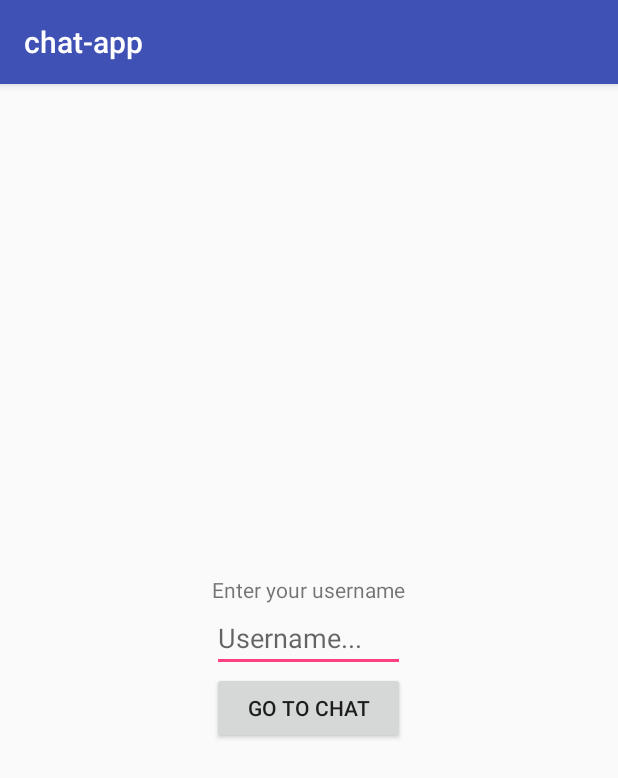
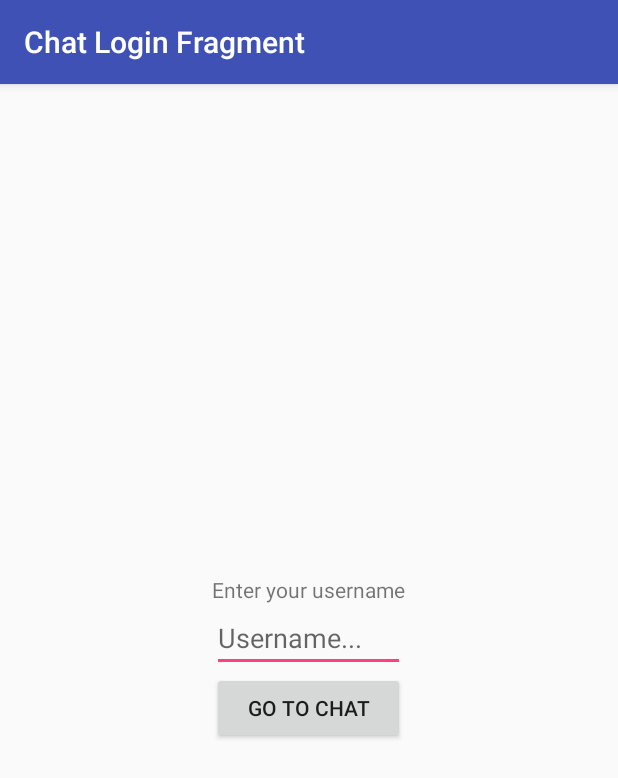
Before and after one commit to felipehjcosta/chat-app, an Android app: the screen it shows after launch (MainActivity), on a phone screen of 412 x 824 dp. Shown: the top 778 px of the screen. Run offline under Robolectric (Android 15) with nearby library versions, the phone set to English and light mode, and no system bars; our stand-ins replace navigation-ui; 1 statement that could not run was skipped.

Commit message:
Update Toolbar according to navigation

```diff
--- a/android/src/main/java/com/example/android/MainActivity.kt
+++ b/android/src/main/java/com/example/android/MainActivity.kt
@@ -3,12 +3,15 @@ package com.example.android
 import android.os.Bundle
 import androidx.appcompat.app.AppCompatActivity
 import androidx.navigation.findNavController
+import androidx.navigation.ui.setupActionBarWithNavController
 
 class MainActivity : AppCompatActivity() {
 
     override fun onCreate(savedInstanceState: Bundle?) {
         super.onCreate(savedInstanceState)
         setContentView(R.layout.activity_main)
+
+        setupActionBarWithNavController(findNavController(R.id.navHostFragment))
     }
 
     override fun onSupportNavigateUp() = findNavController(R.id.navHostFragment).navigateUp()
```
